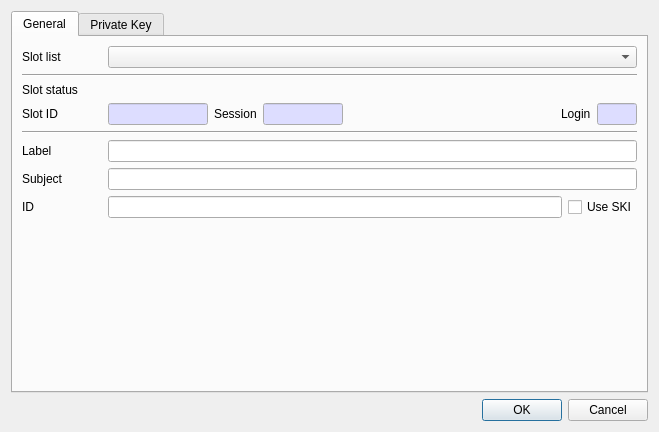
Above: CryptokiMan/create_ec_pri_key_dlg.ui from jykim74/CryptokiMan before the change. Below: the same form after it.
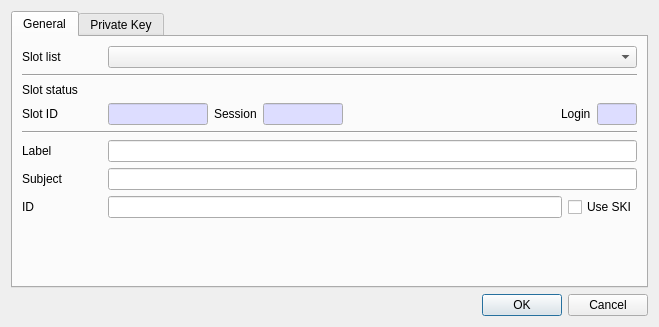
That is the form after the change. The open tabs and pages were chosen to show the change.

```diff
--- a/CryptokiMan/create_ec_pri_key_dlg.ui
+++ b/CryptokiMan/create_ec_pri_key_dlg.ui
@@ -7,7 +7,7 @@
     <x>0</x>
     <y>0</y>
     <width>659</width>
-    <height>432</height>
+    <height>318</height>
    </rect>
   </property>
   <property name="windowTitle">
```
Left out of the diff: 2 changed lines with no effect on the pictures.
